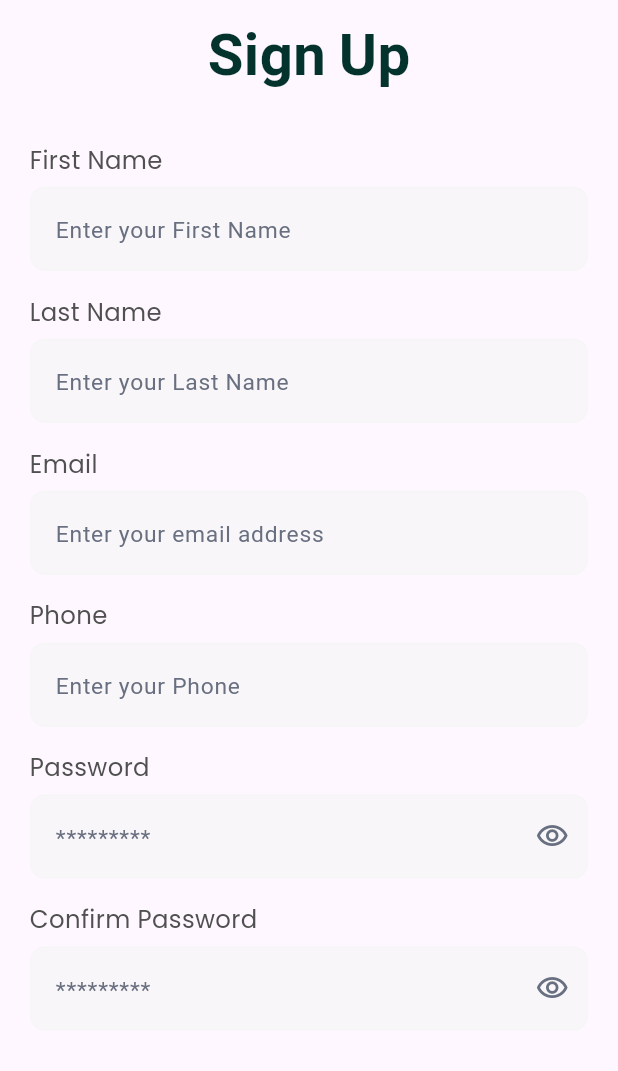
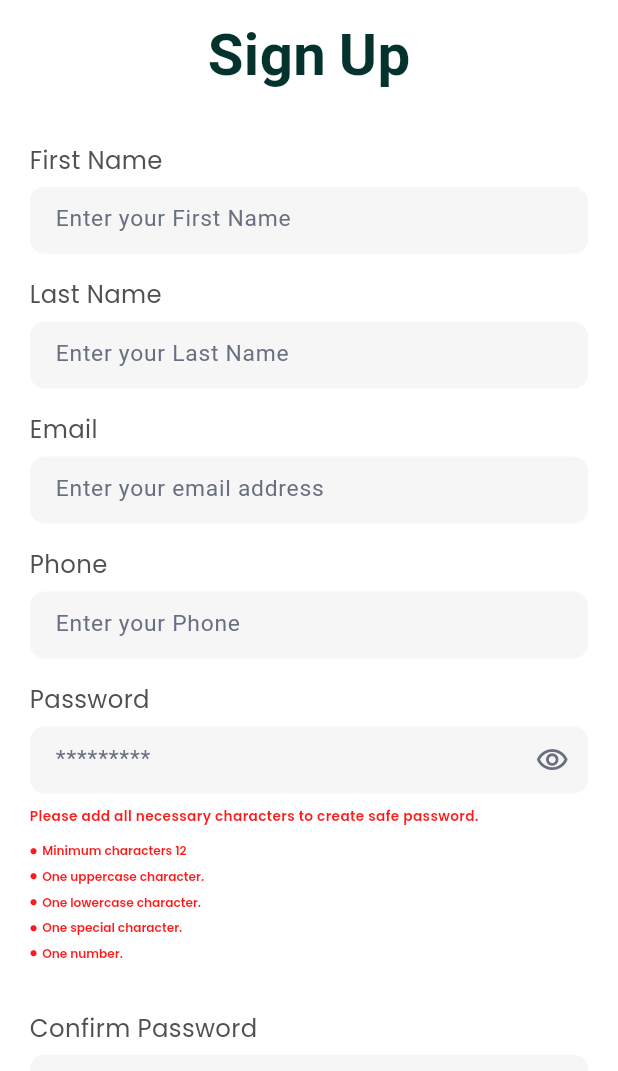
Before and after one commit to youssefr1/animooo, a Flutter app: the SignUpView screen opened by its route, on a phone screen of 412 x 824 dp, the part 165-1236 px from its top. Run offline on Flutter 3.47's test engine with Material 3 defaults, Android fonts, the phone set to English and light mode, and no system bars; our stand-ins replace flutter_screenutil, gap, go_router, google_fonts; Roboto replaces fonts that are missing (Aldrich).

Commit message:
add password requirements to sign up form

```diff
--- a/lib/animooo_app.dart
+++ b/lib/animooo_app.dart
@@ -10,7 +10,7 @@ class AnimoooApp extends StatelessWidget {
   Widget build(BuildContext context) {
     return AnnotatedRegion<SystemUiOverlayStyle>(
       value: const SystemUiOverlayStyle(
-        statusBarColor: Color(0xFFFFF5FF),
+        statusBarColor: Colors.white,
         statusBarIconBrightness: Brightness.dark,
         statusBarBrightness: Brightness.light,
       ),
@@ -22,6 +22,10 @@ class AnimoooApp extends StatelessWidget {
           return MaterialApp.router(
             routerConfig: AppRouter.router,
             title: 'Animooo',
+            theme: ThemeData(
+              scaffoldBackgroundColor: Colors.white,
+              useMaterial3: true,
+            ),
             debugShowCheckedModeBanner: false,
           );
         },
--- /dev/null
+++ b/lib/core/resources/consts_lists_mahnger.dart
@@ -0,0 +1,9 @@
+class ConstsListsManger {
+  static const List<String> passwordRequirements = [
+    "Minimum characters 12",
+    "One uppercase character.",
+    "One lowercase character.",
+    "One special character.",
+    "One number.",
+  ];
+}
--- a/lib/core/widgets/custom_button.dart
+++ b/lib/core/widgets/custom_button.dart
@@ -10,12 +10,11 @@ final String text;
 final void Function() onPressed;
   @override
   Widget build(BuildContext context) {
-    return SizedBox(
-      width: double.infinity,
-      height: 44.h,
-      child: ElevatedButton(
+    return ElevatedButton(
       onPressed: onPressed,
+
       style: ElevatedButton.styleFrom(
+        minimumSize: Size(double.infinity, 44.h),
         backgroundColor: ColorManger.primary,
         shape: RoundedRectangleBorder(
           borderRadius: BorderRadius.circular(
@@ -33,7 +32,6 @@ final void Function() onPressed;
           GoogleFonts.poppins().fontFamily,
         ),
       ),
-      ),
     );
   }
 }
--- a/lib/core/widgets/custom_text_form_feild.dart
+++ b/lib/core/widgets/custom_text_form_feild.dart
@@ -11,6 +11,7 @@ class Custom_text_form_feild extends StatelessWidget {
     this.validator,
     this.obscureText = false,
     required this.keyboardType,
+    this.fillColor, required this.controller,
   });
 
   final String? hintText;
@@ -19,14 +20,16 @@ class Custom_text_form_feild extends StatelessWidget {
   final FormFieldValidator? validator;
 
   final TextInputType keyboardType;
+  final Color? fillColor;
+  final TextEditingController controller ;
 
   @override
   Widget build(BuildContext context) {
-    return TextFormField(
-      style: TextStyle(
-        fontSize: 16.sp,
-        color: ColorManger.primary,
-      ),
+    return SizedBox(
+      height: 44.h,
+      child: TextFormField(
+        controller: controller,
+        style: TextStyle(fontSize: 16.sp, color: ColorManger.primary),
         textAlignVertical: TextAlignVertical.center,
         obscureText: obscureText,
         obscuringCharacter: '*',
@@ -36,14 +39,10 @@ class Custom_text_form_feild extends StatelessWidget {
         validator: validator,
         keyboardType: keyboardType,
         decoration: InputDecoration(
-        isDense: true,
-        contentPadding: EdgeInsets.symmetric(
-          horizontal: 12.w,
-          vertical: 16,
-        ),
+          contentPadding: EdgeInsets.symmetric(horizontal: 12.w, vertical: 16),
           suffixIcon: suffixIcon,
           filled: true,
-        fillColor: const Color(0xB6F5F5F5),
+          fillColor: fillColor ?? const Color(0xFFF6F6F6),
           hintText: hintText,
           hintStyle: TextStyle(
             fontSize: 15.sp,
@@ -52,30 +51,21 @@ class Custom_text_form_feild extends StatelessWidget {
           ),
           border: OutlineInputBorder(
             borderRadius: BorderRadius.circular(10.r),
-          borderSide: const BorderSide(
-            color: Color(0xffF6F6F6),
-          ),
+            borderSide: BorderSide.none,
           ),
           enabledBorder: OutlineInputBorder(
             borderRadius: BorderRadius.circular(10.r),
-          borderSide: const BorderSide(
-            color: Color(0xffF6F6F6),
-          ),
+            borderSide: BorderSide.none,
           ),
 
           focusedBorder: OutlineInputBorder(
             borderRadius: BorderRadius.circular(10.r),
-          borderSide: BorderSide(
-            width: 3,
-            color: ColorManger.primary,
-          ),
+            borderSide: BorderSide(width: 3, color: ColorManger.primary),
           ),
 
           errorBorder: OutlineInputBorder(
             borderRadius: BorderRadius.circular(10.r),
-          borderSide: BorderSide(
-            width: 3,
-            color: Colors.red,
+            borderSide: BorderSide(width: 3, color: Colors.red),
           ),
         ),
       ),
--- a/lib/features/auth/presentation/widgets/login/login_form.dart
+++ b/lib/features/auth/presentation/widgets/login/login_form.dart
@@ -26,7 +26,7 @@ final GlobalKey<FormState> formKey ;
                 return null;
               }
             } ,
-            hintText: 'Enter your email address', keyboardType: TextInputType.emailAddress,
+            hintText: 'Enter your email address', keyboardType: TextInputType.emailAddress, controller: TextEditingController(),
           ),
           SizedBox(height: 16.h),
           Align(
@@ -59,7 +59,7 @@ final GlobalKey<FormState> formKey ;
                 size: 22.sp,
                 color: Color(0xff686F80),
               ),
-            ), keyboardType: TextInputType.visiblePassword,
+            ), keyboardType: TextInputType.visiblePassword, controller: TextEditingController(),
           ),
         ],
       ),
--- a/lib/features/auth/presentation/widgets/sign up/form feilds/first_name_form_field_sign_up.dart
+++ b/lib/features/auth/presentation/widgets/sign up/form fields/confirm_password_form_field_sign_up.dart
@@ -1,3 +1,4 @@
+import 'package:flutter/cupertino.dart';
 import 'package:flutter/material.dart';
 import 'package:flutter_screenutil/flutter_screenutil.dart';
 import 'package:google_fonts/google_fonts.dart';
@@ -5,17 +6,20 @@ import 'package:google_fonts/google_fonts.dart';
 import '../../../../../../core/resources/color_manger.dart';
 import '../../../../../../core/widgets/custom_text_form_feild.dart';
 
-class FirstNameFormFieldSignUp extends StatelessWidget {
-  const FirstNameFormFieldSignUp({super.key});
-
+class ConfirmPasswordFormFieldSignUp extends StatelessWidget {
+  const ConfirmPasswordFormFieldSignUp({super.key, required this.onPreesedAtEye, required this.visibleConfirm});
+final bool visibleConfirm ;
+final void Function() onPreesedAtEye;
   @override
   Widget build(BuildContext context) {
     return Column(
       children: [
+        // Password Form Field for SignUp
+        SizedBox(height: 16.h),
         Align(
           alignment: Alignment.centerLeft,
           child: Text(
-            'First Name',
+            'Confirm Password',
             style: GoogleFonts.poppins(
               fontSize: 16.sp,
               fontWeight: FontWeight.w400,
@@ -25,15 +29,24 @@ class FirstNameFormFieldSignUp extends StatelessWidget {
         ),
         SizedBox(height: 6.h),
         Custom_text_form_feild(
-          validator: (value) {
+          validator:(value) {
             if(value== null || value.trim().isEmpty){
-              return 'Enter your First Name';
+              return 'Enter your password';
               //Todo: add validation
             }else{
               return null;
             }
           } ,
-          hintText: 'Enter your First Name', keyboardType: TextInputType.name,
+          obscureText: !visibleConfirm,
+          hintText: '*********',
+          suffixIcon: IconButton(
+            onPressed: onPreesedAtEye,
+            icon: Icon(
+              visibleConfirm ? Icons.visibility_outlined:Icons.visibility_off_outlined,
+              size: 22.sp,
+              color: Color(0xff686F80),
+            ),
+          ), keyboardType: TextInputType.visiblePassword, controller: TextEditingController(),
         ),
       ],
     );
--- a/lib/features/auth/presentation/widgets/sign up/form feilds/email_form_field_sign_up.dart
+++ b/lib/features/auth/presentation/widgets/sign up/form fields/email_form_field_sign_up.dart
@@ -33,7 +33,7 @@ class EmailFormFieldSignUp extends StatelessWidget {
               return null;
             }
           } ,
-          hintText: 'Enter your email address', keyboardType: TextInputType.emailAddress,
+          hintText: 'Enter your email address', keyboardType: TextInputType.emailAddress, controller: TextEditingController(),
         ),
       ],
     );
--- a/lib/features/auth/presentation/widgets/sign up/form feilds/last_name_form_field_sign_up.dart
+++ b/lib/features/auth/presentation/widgets/sign up/form fields/first_name_form_field_sign_up.dart
@@ -4,19 +4,18 @@ import 'package:google_fonts/google_fonts.dart';
 
 import '../../../../../../core/resources/color_manger.dart';
 import '../../../../../../core/widgets/custom_text_form_feild.dart';
-class LastNameFormFieldSignUp extends StatelessWidget {
-  const LastNameFormFieldSignUp({super.key});
 
+class FirstNameFormFieldSignUp extends StatelessWidget {
+  const FirstNameFormFieldSignUp({super.key});
 
   @override
   Widget build(BuildContext context) {
     return Column(
       children: [
-        SizedBox(height: 16.h),
         Align(
           alignment: Alignment.centerLeft,
           child: Text(
-            'Last Name',
+            'First Name',
             style: GoogleFonts.poppins(
               fontSize: 16.sp,
               fontWeight: FontWeight.w400,
@@ -26,17 +25,15 @@ class LastNameFormFieldSignUp extends StatelessWidget {
         ),
         SizedBox(height: 6.h),
         Custom_text_form_feild(
-          validator:(value) {
+          validator: (value) {
             if(value== null || value.trim().isEmpty){
-              return 'Enter your Last Name';
+              return 'Enter your First Name';
               //Todo: add validation
             }else{
               return null;
             }
           } ,
-
-          hintText: 'Enter your Last Name',
-          keyboardType: TextInputType.name,
+          hintText: 'Enter your First Name', keyboardType: TextInputType.name, controller: TextEditingController(),
         ),
       ],
     );
--- a/lib/features/auth/presentation/widgets/sign up/form feilds/confirm_password_form_field_sign_up.dart
+++ b/lib/features/auth/presentation/widgets/sign up/form fields/last_name_form_field_sign_up.dart
@@ -1,25 +1,22 @@
-import 'package:flutter/cupertino.dart';
 import 'package:flutter/material.dart';
 import 'package:flutter_screenutil/flutter_screenutil.dart';
 import 'package:google_fonts/google_fonts.dart';
 
 import '../../../../../../core/resources/color_manger.dart';
 import '../../../../../../core/widgets/custom_text_form_feild.dart';
+class LastNameFormFieldSignUp extends StatelessWidget {
+  const LastNameFormFieldSignUp({super.key});
 
-class ConfirmPasswordFormFieldSignUp extends StatelessWidget {
-  const ConfirmPasswordFormFieldSignUp({super.key, required this.onPreesedAtEye, required this.visibleConfirm});
-final bool visibleConfirm ;
-final void Function() onPreesedAtEye;
+
   @override
   Widget build(BuildContext context) {
     return Column(
       children: [
-        // Password Form Field for SignUp
         SizedBox(height: 16.h),
         Align(
           alignment: Alignment.centerLeft,
           child: Text(
-            'Confirm Password',
+            'Last Name',
             style: GoogleFonts.poppins(
               fontSize: 16.sp,
               fontWeight: FontWeight.w400,
@@ -31,22 +28,15 @@ final void Function() onPreesedAtEye;
         Custom_text_form_feild(
           validator:(value) {
             if(value== null || value.trim().isEmpty){
-              return 'Enter your password';
+              return 'Enter your Last Name';
               //Todo: add validation
             }else{
               return null;
             }
           } ,
-          obscureText: !visibleConfirm,
-          hintText: '*********',
-          suffixIcon: IconButton(
-            onPressed: onPreesedAtEye,
-            icon: Icon(
-              visibleConfirm ? Icons.visibility_outlined:Icons.visibility_off_outlined,
-              size: 22.sp,
-              color: Color(0xff686F80),
-            ),
-          ), keyboardType: TextInputType.visiblePassword,
+
+          hintText: 'Enter your Last Name',
+          keyboardType: TextInputType.name, controller: TextEditingController(),
         ),
       ],
     );
--- a/lib/features/auth/presentation/widgets/sign up/form feilds/phone_form_field_sign_up.dart
+++ b/lib/features/auth/presentation/widgets/sign up/form fields/password_form_field_sign_up.dart
@@ -1,21 +1,25 @@
+import 'package:flutter/cupertino.dart';
 import 'package:flutter/material.dart';
 import 'package:flutter_screenutil/flutter_screenutil.dart';
 import 'package:google_fonts/google_fonts.dart';
 
 import '../../../../../../core/resources/color_manger.dart';
 import '../../../../../../core/widgets/custom_text_form_feild.dart';
-class PhoneFormFieldSignUp extends StatelessWidget {
-  const PhoneFormFieldSignUp({super.key});
 
+class PasswordFormFieldSignUp extends StatelessWidget {
+  const PasswordFormFieldSignUp({super.key, required this.onPressedAtEye, required this.visibilepassword});
+final bool visibilepassword ;
+ final void Function()onPressedAtEye;
   @override
   Widget build(BuildContext context) {
     return Column(
       children: [
+        // Password Form Field for SignUp
         SizedBox(height: 16.h),
         Align(
           alignment: Alignment.centerLeft,
           child: Text(
-            'Phone',
+            'Password',
             style: GoogleFonts.poppins(
               fontSize: 16.sp,
               fontWeight: FontWeight.w400,
@@ -25,15 +29,24 @@ class PhoneFormFieldSignUp extends StatelessWidget {
         ),
         SizedBox(height: 6.h),
         Custom_text_form_feild(
-          validator: (value) {
+          validator:(value) {
             if(value== null || value.trim().isEmpty){
-              return 'Enter your Phone Number';
+              return 'Enter your password';
               //Todo: add validation
             }else{
               return null;
             }
           } ,
-          hintText: 'Enter your Phone', keyboardType: TextInputType.phone,
+          obscureText: !visibilepassword,
+          hintText: '*********',
+          suffixIcon: IconButton(
+            onPressed: onPressedAtEye,
+            icon: Icon(
+             visibilepassword  ? Icons.visibility_outlined:Icons.visibility_off_outlined,
+              size: 22.sp,
+              color: Color(0xff686F80),
+            ),
+          ), keyboardType: TextInputType.visiblePassword, controller: TextEditingController(),
         ),
       ],
     );
--- a/lib/features/auth/presentation/widgets/sign up/form feilds/password_form_field_sign_up.dart
+++ b/lib/features/auth/presentation/widgets/sign up/form fields/phone_form_field_sign_up.dart
@@ -1,25 +1,21 @@
-import 'package:flutter/cupertino.dart';
 import 'package:flutter/material.dart';
 import 'package:flutter_screenutil/flutter_screenutil.dart';
 import 'package:google_fonts/google_fonts.dart';
 
 import '../../../../../../core/resources/color_manger.dart';
 import '../../../../../../core/widgets/custom_text_form_feild.dart';
+class PhoneFormFieldSignUp extends StatelessWidget {
+  const PhoneFormFieldSignUp({super.key});
 
-class PasswordFormFieldSignUp extends StatelessWidget {
-  const PasswordFormFieldSignUp({super.key, required this.onPressedAtEye, required this.visibilepassword});
-final bool visibilepassword ;
- final void Function()onPressedAtEye;
   @override
   Widget build(BuildContext context) {
     return Column(
       children: [
-        // Password Form Field for SignUp
         SizedBox(height: 16.h),
         Align(
           alignment: Alignment.centerLeft,
           child: Text(
-            'Password',
+            'Phone',
             style: GoogleFonts.poppins(
               fontSize: 16.sp,
               fontWeight: FontWeight.w400,
@@ -29,24 +25,15 @@ final bool visibilepassword ;
         ),
         SizedBox(height: 6.h),
         Custom_text_form_feild(
-          validator:(value) {
+          validator: (value) {
             if(value== null || value.trim().isEmpty){
-              return 'Enter your password';
+              return 'Enter your Phone Number';
               //Todo: add validation
             }else{
               return null;
             }
           } ,
-          obscureText: !visibilepassword,
-          hintText: '*********',
-          suffixIcon: IconButton(
-            onPressed: onPressedAtEye,
-            icon: Icon(
-             visibilepassword  ? Icons.visibility_outlined:Icons.visibility_off_outlined,
-              size: 22.sp,
-              color: Color(0xff686F80),
-            ),
-          ), keyboardType: TextInputType.visiblePassword,
+          hintText: 'Enter your Phone', keyboardType: TextInputType.phone, controller: TextEditingController(),
         ),
       ],
     );
--- /dev/null
+++ b/lib/features/auth/presentation/widgets/sign up/required_rules_for_password_sign_up.dart
@@ -0,0 +1,62 @@
+import 'package:animooo/core/resources/consts_lists_mahnger.dart';
+import 'package:animooo/features/auth/presentation/widgets/sign%20up/title_rules.dart';
+import 'package:flutter/material.dart';
+import 'package:flutter_screenutil/flutter_screenutil.dart';
+import 'package:gap/gap.dart';
+import 'package:google_fonts/google_fonts.dart';
+
+class RequiredRulesForPasswordSignUp
+    extends StatelessWidget {
+  const RequiredRulesForPasswordSignUp({super.key});
+
+  @override
+  Widget build(BuildContext context) {
+    return Column(
+      crossAxisAlignment: CrossAxisAlignment.start,
+      children: [
+        TitleRules(),
+        SizedBox(height: 11.h),
+        ListView.separated(
+          shrinkWrap: true,
+          physics: NeverScrollableScrollPhysics(),
+          itemBuilder: (context, index) {
+            return RichText(
+              textAlign: TextAlign.start,
+              text: TextSpan(
+                children: [
+                  WidgetSpan(
+                    alignment: PlaceholderAlignment.baseline,
+                    baseline: TextBaseline.alphabetic,
+                    child: Icon(
+                      Icons.circle,
+                      size: 5.sp,
+                      color: Color(0xffFC1B1A),
+                    ),
+                  ),
+                  WidgetSpan(child: SizedBox(width: 3.w)),
+                  TextSpan(
+                    text: ConstsListsManger
+                        .passwordRequirements[index],
+                    style: TextStyle(
+                      fontFamily:
+                          GoogleFonts.poppins().fontFamily,
+                      fontSize: 8.sp,
+                      color: Color(0xffFC1B1A),
+                      fontWeight: FontWeight.w600,
+                    ),
+                  ),
+                ],
+              ),
+            );
+          },
+          separatorBuilder: (context, index) {
+            return SizedBox(height: 5.h);
+          },
+          itemCount:
+              ConstsListsManger.passwordRequirements.length,
+        ),
+        Gap(16.h),
+      ],
+    );
+  }
+}
--- a/lib/features/auth/presentation/widgets/sign up/sign_up_body.dart
+++ b/lib/features/auth/presentation/widgets/sign up/sign_up_body.dart
@@ -1,3 +1,4 @@
+import 'package:animooo/features/auth/presentation/widgets/sign%20up/required_rules_for_password_sign_up.dart';
 import 'package:animooo/features/auth/presentation/widgets/sign%20up/sign_up_form.dart';
 import 'package:flutter/material.dart';
 import 'package:flutter_screenutil/flutter_screenutil.dart';
@@ -46,6 +47,7 @@ class SignUpBody extends StatelessWidget {
               // Login Form Fields
               SignUpForm(formKey:GlobalKey<FormState>() , onPressedAtEye: () {  },visibility:true ,),
 
+
               SizedBox(height: 65.h),
               // Login Button
 
--- a/lib/features/auth/presentation/widgets/sign up/sign_up_form.dart
+++ b/lib/features/auth/presentation/widgets/sign up/sign_up_form.dart
@@ -1,15 +1,12 @@
-import 'package:animooo/features/auth/presentation/widgets/sign%20up/form%20feilds/password_form_field_sign_up.dart';
-import 'package:animooo/features/auth/presentation/widgets/sign%20up/form%20feilds/phone_form_field_sign_up.dart';
+import 'package:animooo/features/auth/presentation/widgets/sign%20up/required_rules_for_password_sign_up.dart';
 import 'package:flutter/material.dart';
 import 'package:flutter_screenutil/flutter_screenutil.dart';
-import 'package:google_fonts/google_fonts.dart';
-
-import '../../../../../core/resources/color_manger.dart';
-import '../../../../../core/widgets/custom_text_form_feild.dart';
-import 'form feilds/confirm_password_form_field_sign_up.dart';
-import 'form feilds/email_form_field_sign_up.dart';
-import 'form feilds/first_name_form_field_sign_up.dart';
-import 'form feilds/last_name_form_field_sign_up.dart';
+import 'form fields/confirm_password_form_field_sign_up.dart';
+import 'form fields/email_form_field_sign_up.dart';
+import 'form fields/first_name_form_field_sign_up.dart';
+import 'form fields/last_name_form_field_sign_up.dart';
+import 'form fields/password_form_field_sign_up.dart';
+import 'form fields/phone_form_field_sign_up.dart';
 
 class SignUpForm extends StatelessWidget {
   const SignUpForm({super.key, required this.formKey, required this.onPressedAtEye, this.visibility});
@@ -27,6 +24,8 @@ class SignUpForm extends StatelessWidget {
           EmailFormFieldSignUp(),
           PhoneFormFieldSignUp(),
           PasswordFormFieldSignUp(onPressedAtEye: () {}, visibilepassword: true,),
+          SizedBox(height: 8.h,),
+          RequiredRulesForPasswordSignUp(),
           ConfirmPasswordFormFieldSignUp(onPreesedAtEye: () {  }, visibleConfirm: true,)
 
 
--- /dev/null
+++ b/lib/features/auth/presentation/widgets/sign up/title_rules.dart
@@ -0,0 +1,21 @@
+import 'package:flutter/cupertino.dart';
+import 'package:flutter_screenutil/flutter_screenutil.dart';
+import 'package:google_fonts/google_fonts.dart';
+
+class TitleRules extends StatelessWidget {
+  const TitleRules({
+    super.key,
+  });
+
+  @override
+  Widget build(BuildContext context) {
+    return Text(
+      'Please add all necessary characters to create safe password.',
+      style: TextStyle(
+        fontFamily: GoogleFonts.poppins().fontFamily,
+        fontSize: 9.sp,
+        color: Color(0xffFC1B1A),
+        fontWeight: FontWeight.w600,
+      ),);
+  }
+}
--- a/pubspec.yaml
+++ b/pubspec.yaml
@@ -38,6 +38,7 @@ dependencies:
   go_router: ^17.0.0
   flutter_screenutil: ^5.9.3
   google_fonts: ^6.3.2
+  gap: ^3.0.1
 
 dev_dependencies:
   flutter_test:
```
Also changed, not shown: pubspec.lock. Lines whose indentation alone changed are shown as unchanged.
